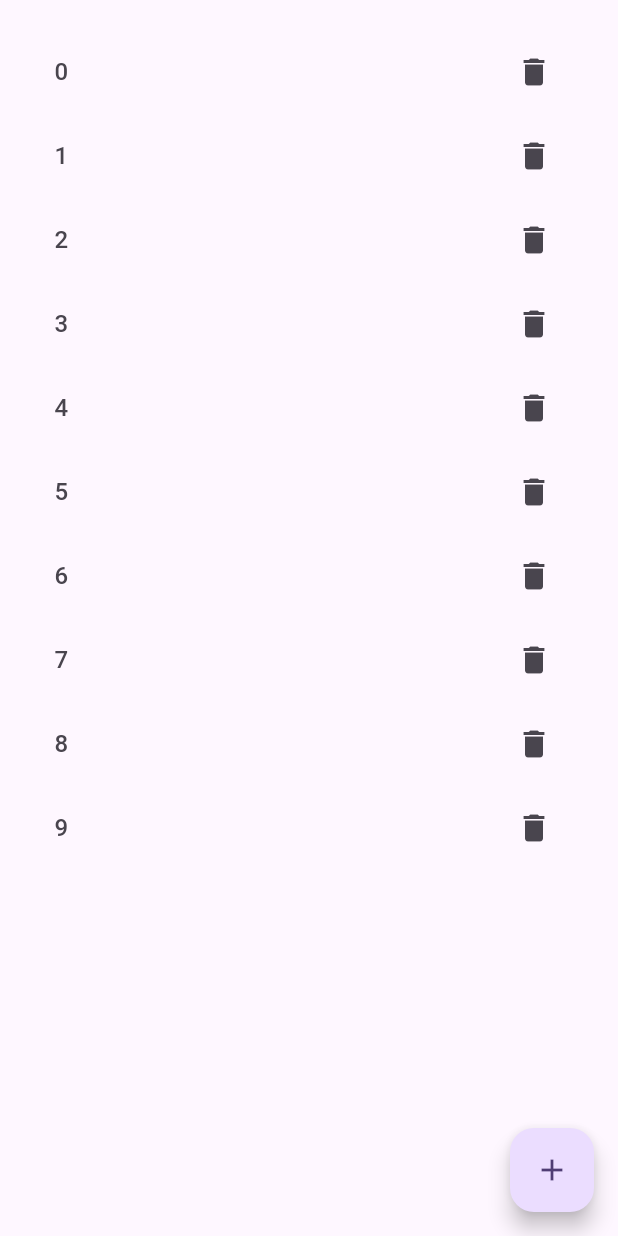
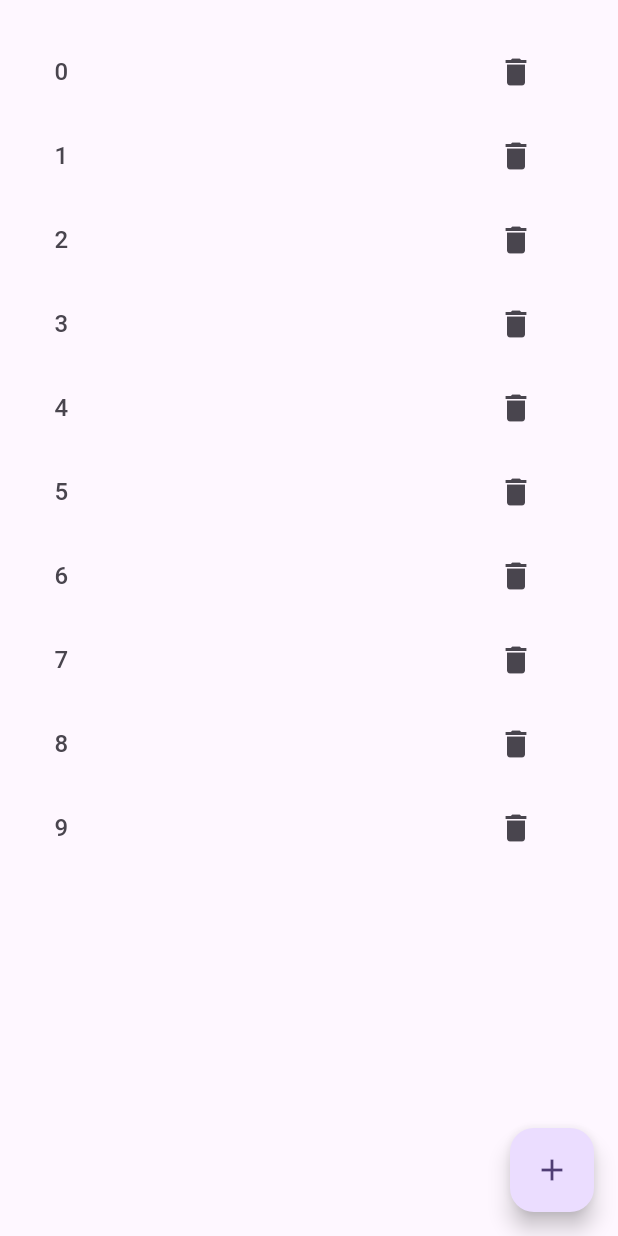
Before and after one commit to ba138/block_state_management, a Flutter app: the screen it shows after launch, on a phone screen of 412 x 824 dp. Run offline on Flutter 3.47's test engine with Material 3 defaults, Android fonts, the phone set to English and light mode, and no system bars; our stand-ins replace bloc, equatable, flutter_bloc, image_picker.

Commit message:
Add TodoEvent classes and update TodoView to use IconButton for delete action

```diff
--- a/lib/Ui/todo_view.dart
+++ b/lib/Ui/todo_view.dart
@@ -25,7 +25,12 @@ class TodoView extends StatelessWidget {
                       fontSize: 16,
                     ),
                   ),
-                  trailing: Icon(Icons.delete),
+                  trailing: IconButton(
+                    onPressed: () {},
+                    icon: Icon(
+                      Icons.delete,
+                    ),
+                  ),
                 );
               }),
         ),
```
Also changed, not shown: lib/Bloc/todo/todo_event.dart (+15 -0 lines).
